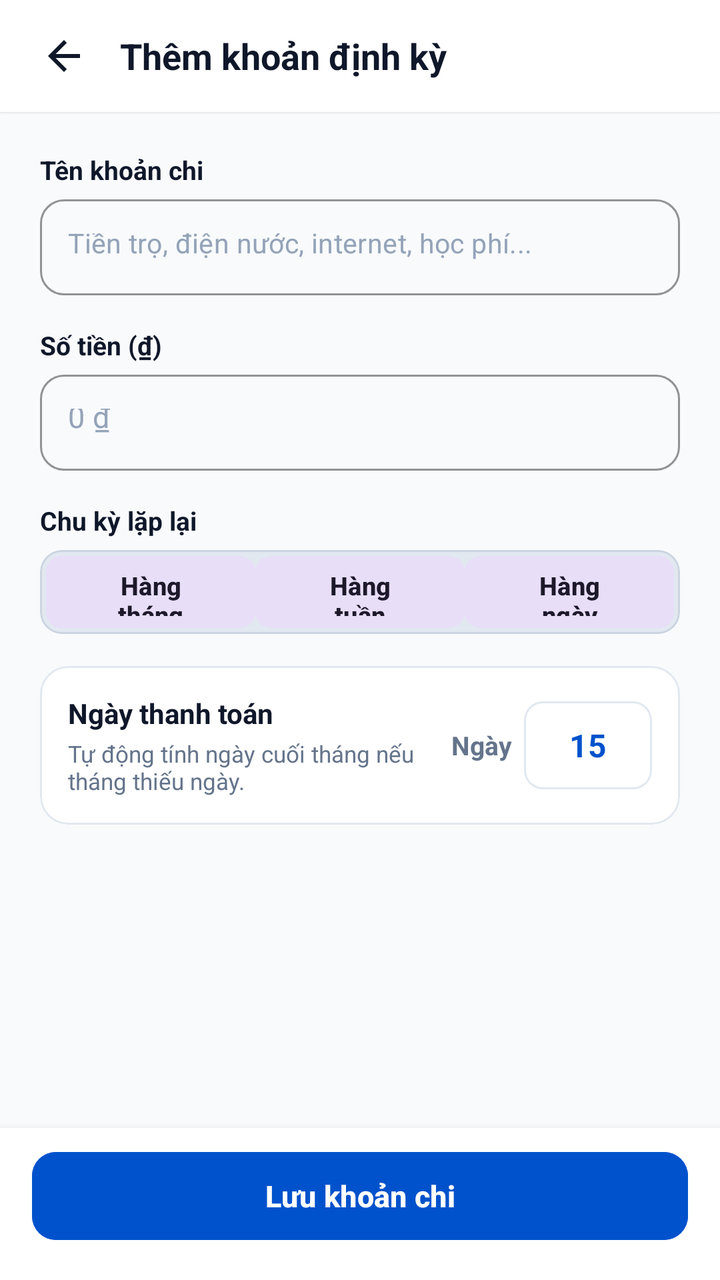
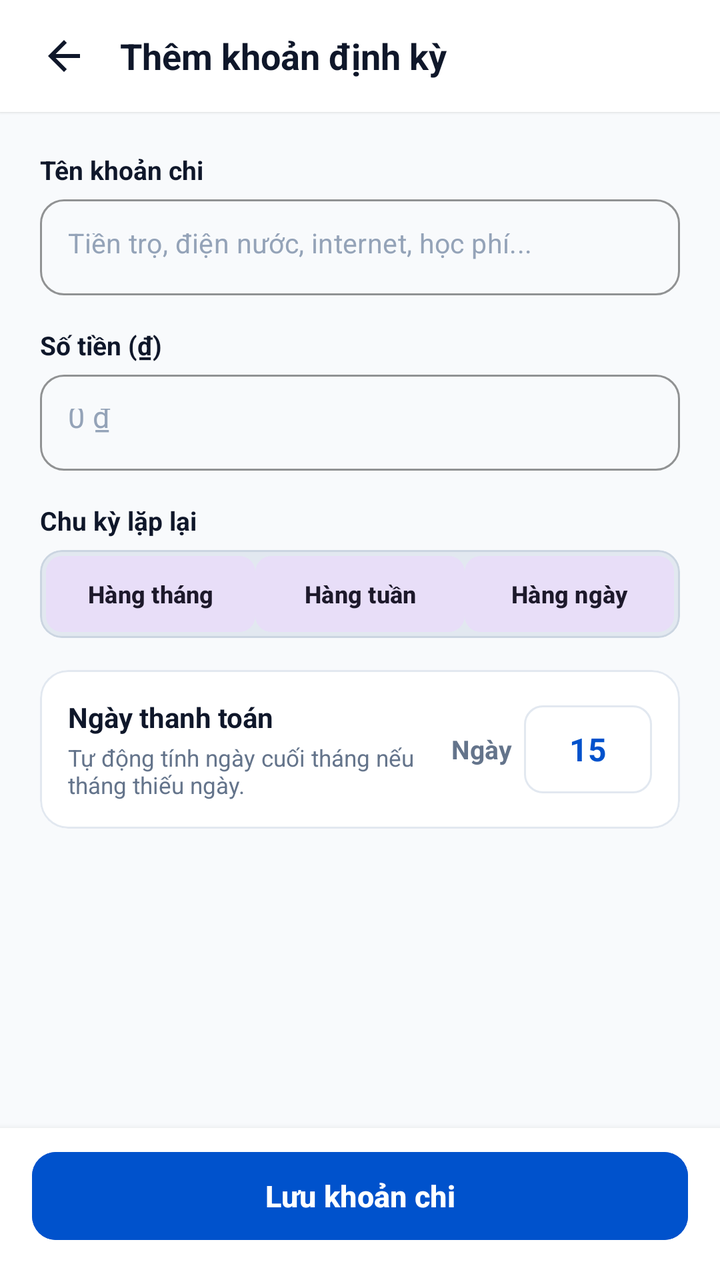

Before-and-after screenshots of an Android layout around one commit, followed by the original layout XML and the change that was made.
<!-- AndroidManifest.xml: application theme Theme.SharedFund -->
<!-- res/layout/fragment_create_recurring_rule.xml -->
<?xml version="1.0" encoding="utf-8"?>
<LinearLayout xmlns:android="http://schemas.android.com/apk/res/android"
    xmlns:app="http://schemas.android.com/apk/res-auto"
    android:layout_width="match_parent"
    android:layout_height="match_parent"
    android:background="@color/background"
    android:fitsSystemWindows="true"
    android:orientation="vertical">

    <LinearLayout
        android:id="@+id/layoutCreateRecurringTopBar"
        android:layout_width="match_parent"
        android:layout_height="56dp"
        android:background="@color/surface"
        android:elevation="1dp"
        android:gravity="center_vertical"
        android:orientation="horizontal"
        android:paddingStart="12dp"
        android:paddingEnd="16dp">

        <ImageButton
            android:id="@+id/btnCreateRecurringBack"
            android:layout_width="40dp"
            android:layout_height="40dp"
            android:background="?attr/selectableItemBackgroundBorderless"
            android:contentDescription="Quay lại"
            android:padding="8dp"
            android:src="@drawable/ic_arrow_back"
            app:tint="@color/text_primary" />

        <TextView
            android:id="@+id/tvCreateRecurringScreenTitle"
            android:layout_width="0dp"
            android:layout_height="wrap_content"
            android:layout_marginStart="8dp"
            android:layout_weight="1"
            android:text="Thêm khoản định kỳ"
            android:textColor="@color/text_primary"
            android:textSize="18sp"
            android:textStyle="bold" />
    </LinearLayout>

    <FrameLayout
        android:layout_width="match_parent"
        android:layout_height="0dp"
        android:layout_weight="1">

        <androidx.core.widget.NestedScrollView
            android:layout_width="match_parent"
            android:layout_height="match_parent"
            android:fillViewport="true"
            android:overScrollMode="never">

            <LinearLayout
                android:layout_width="match_parent"
                android:layout_height="wrap_content"
                android:orientation="vertical"
                android:paddingStart="20dp"
                android:paddingTop="20dp"
                android:paddingEnd="20dp"
                android:paddingBottom="24dp">

                <TextView
                    android:id="@+id/tvCreateRecurringScopeHint"
                    android:layout_width="wrap_content"
                    android:layout_height="wrap_content"
                    android:layout_marginBottom="16dp"
                    android:textColor="@color/text_secondary"
                    android:textSize="13sp"
                    android:visibility="gone" />

                <TextView
                    android:layout_width="wrap_content"
                    android:layout_height="wrap_content"
                    android:layout_marginBottom="6dp"
                    android:text="Tên khoản chi"
                    android:textColor="@color/text_primary"
                    android:textSize="13sp"
                    android:textStyle="bold" />

                <com.google.android.material.textfield.TextInputLayout
                    style="@style/Widget.MaterialComponents.TextInputLayout.OutlinedBox"
                    android:layout_width="match_parent"
                    android:layout_height="wrap_content"
                    app:boxCornerRadiusBottomEnd="12dp"
                    app:boxCornerRadiusBottomStart="12dp"
                    app:boxCornerRadiusTopEnd="12dp"
                    app:boxCornerRadiusTopStart="12dp"
                    app:boxStrokeColor="@color/primary"
                    app:hintEnabled="false">

                    <com.google.android.material.textfield.TextInputEditText
                        android:id="@+id/etRecurringTitle"
                        android:layout_width="match_parent"
                        android:layout_height="48dp"
                        android:hint="Tiền trọ, điện nước, internet, học phí..."
                        android:inputType="textCapSentences"
                        android:maxLines="1"
                        android:paddingStart="14dp"
                        android:paddingEnd="14dp"
                        android:textColor="@color/text_primary"
                        android:textColorHint="@color/text_tertiary"
                        android:textSize="13.5sp" />
                </com.google.android.material.textfield.TextInputLayout>

                <TextView
                    android:layout_width="wrap_content"
                    android:layout_height="wrap_content"
                    android:layout_marginTop="16dp"
                    android:layout_marginBottom="6dp"
                    android:text="Số tiền (₫)"
                    android:textColor="@color/text_primary"
                    android:textSize="13sp"
                    android:textStyle="bold" />

                <com.google.android.material.textfield.TextInputLayout
                    android:id="@+id/tilRecurringAmount"
                    style="@style/Widget.MaterialComponents.TextInputLayout.OutlinedBox"
                    android:layout_width="match_parent"
                    android:layout_height="wrap_content"
                    app:boxCornerRadiusBottomEnd="12dp"
                    app:boxCornerRadiusBottomStart="12dp"
                    app:boxCornerRadiusTopEnd="12dp"
                    app:boxCornerRadiusTopStart="12dp"
                    app:boxStrokeColor="@color/primary"
                    app:hintEnabled="false">

                    <com.google.android.material.textfield.TextInputEditText
                        android:id="@+id/etRecurringAmount"
                        android:layout_width="match_parent"
                        android:layout_height="48dp"
                        android:hint="0 ₫"
                        android:inputType="number"
                        android:maxLines="1"
                        android:paddingStart="14dp"
                        android:paddingEnd="14dp"
                        android:textColor="@color/text_primary"
                        android:textColorHint="@color/text_tertiary"
                        android:textSize="15sp" />
                </com.google.android.material.textfield.TextInputLayout>

                <TextView
                    android:layout_width="wrap_content"
                    android:layout_height="wrap_content"
                    android:layout_marginTop="16dp"
                    android:layout_marginBottom="6dp"
                    android:text="Chu kỳ lặp lại"
                    android:textColor="@color/text_primary"
                    android:textSize="13sp"
                    android:textStyle="bold" />

                <com.google.android.material.card.MaterialCardView
                    android:id="@+id/cardSegmentFrequency"
                    android:layout_width="match_parent"
                    android:layout_height="42dp"
                    app:cardBackgroundColor="@color/segment_track"
                    app:cardCornerRadius="11dp"
                    app:cardElevation="0dp"
                    app:strokeColor="@color/segment_track_border"
                    app:strokeWidth="1dp">

                    <LinearLayout
                        android:layout_width="match_parent"
                        android:layout_height="match_parent"
                        android:orientation="horizontal"
                        android:padding="3dp">

                        <com.google.android.material.button.MaterialButton
                            android:id="@+id/btnFreqMonthly"
                            style="@style/Widget.Material3.Button.TonalButton"
                            android:layout_width="0dp"
                            android:layout_height="match_parent"
                            android:layout_weight="1"
                            android:insetTop="0dp"
                            android:insetBottom="0dp"
                            android:text="Hàng tháng"
                            android:textSize="12.5sp"
                            android:textStyle="bold"
                            app:cornerRadius="8dp" />

                        <com.google.android.material.button.MaterialButton
                            android:id="@+id/btnFreqWeekly"
                            style="@style/Widget.Material3.Button.TonalButton"
                            android:layout_width="0dp"
                            android:layout_height="match_parent"
                            android:layout_weight="1"
                            android:insetTop="0dp"
                            android:insetBottom="0dp"
                            android:text="Hàng tuần"
                            android:textSize="12.5sp"
                            android:textStyle="bold"
                            app:cornerRadius="8dp" />

                        <com.google.android.material.button.MaterialButton
                            android:id="@+id/btnFreqDaily"
                            style="@style/Widget.Material3.Button.TonalButton"
                            android:layout_width="0dp"
                            android:layout_height="match_parent"
                            android:layout_weight="1"
                            android:insetTop="0dp"
                            android:insetBottom="0dp"
                            android:text="Hàng ngày"
                            android:textSize="12.5sp"
                            android:textStyle="bold"
                            app:cornerRadius="8dp" />
                    </LinearLayout>
                </com.google.android.material.card.MaterialCardView>

                <com.google.android.material.card.MaterialCardView
                    android:id="@+id/layoutMonthlyDayPicker"
                    android:layout_width="match_parent"
                    android:layout_height="wrap_content"
                    android:layout_marginTop="16dp"
                    app:cardBackgroundColor="@color/surface"
                    app:cardCornerRadius="14dp"
                    app:cardElevation="0dp"
                    app:strokeColor="@color/border"
                    app:strokeWidth="1dp">

                    <LinearLayout
                        android:layout_width="match_parent"
                        android:layout_height="wrap_content"
                        android:gravity="center_vertical"
                        android:orientation="horizontal"
                        android:padding="14dp">

                        <LinearLayout
                            android:layout_width="0dp"
                            android:layout_height="wrap_content"
                            android:layout_weight="1"
                            android:orientation="vertical">

                            <TextView
                                android:layout_width="wrap_content"
                                android:layout_height="wrap_content"
                                android:text="Ngày thanh toán"
                                android:textColor="@color/text_primary"
                                android:textSize="14sp"
                                android:textStyle="bold" />

                            <TextView
                                android:layout_width="wrap_content"
                                android:layout_height="wrap_content"
                                android:layout_marginTop="3dp"
                                android:text="Tự động tính ngày cuối tháng nếu tháng thiếu ngày."
                                android:textColor="@color/text_secondary"
                                android:textSize="11.5sp" />
                        </LinearLayout>

                        <LinearLayout
                            android:layout_width="wrap_content"
                            android:layout_height="wrap_content"
                            android:layout_marginStart="10dp"
                            android:gravity="center_vertical"
                            android:orientation="horizontal">

                            <TextView
                                android:layout_width="wrap_content"
                                android:layout_height="wrap_content"
                                android:layout_marginEnd="6dp"
                                android:text="Ngày"
                                android:textColor="@color/text_secondary"
                                android:textSize="13sp"
                                android:textStyle="bold" />

                            <com.google.android.material.textfield.TextInputEditText
                                android:id="@+id/etRecurringDay"
                                android:layout_width="64dp"
                                android:layout_height="44dp"
                                android:background="@drawable/bg_segment_tab_glass"
                                android:gravity="center"
                                android:inputType="number"
                                android:maxLength="2"
                                android:maxLines="1"
                                android:text="15"
                                android:textColor="@color/primary"
                                android:textSize="16sp"
                                android:textStyle="bold" />
                        </LinearLayout>
                    </LinearLayout>
                </com.google.android.material.card.MaterialCardView>

                <LinearLayout
                    android:id="@+id/layoutWeeklyDayPicker"
                    android:layout_width="match_parent"
                    android:layout_height="wrap_content"
                    android:layout_marginTop="16dp"
                    android:orientation="vertical"
                    android:visibility="gone">

                    <TextView
                        android:layout_width="wrap_content"
                        android:layout_height="wrap_content"
                        android:layout_marginBottom="6dp"
                        android:text="Ngày thanh toán hàng tuần"
                        android:textColor="@color/text_primary"
                        android:textSize="13sp"
                        android:textStyle="bold" />

                    <LinearLayout
                        android:layout_width="match_parent"
                        android:layout_height="wrap_content"
                        android:orientation="horizontal">

                        <com.google.android.material.button.MaterialButton
                            android:id="@+id/btnDayMon"
                            style="@style/Widget.Material3.Button.TonalButton"
                            android:layout_width="0dp"
                            android:layout_height="36dp"
                            android:layout_weight="1"
                            android:insetTop="0dp"
                            android:insetBottom="0dp"
                            android:paddingStart="0dp"
                            android:paddingEnd="0dp"
                            android:tag="2"
                            android:text="T2"
                            android:textSize="11.5sp"
                            android:textStyle="bold"
                            app:cornerRadius="8dp" />

                        <com.google.android.material.button.MaterialButton
                            android:id="@+id/btnDayTue"
                            style="@style/Widget.Material3.Button.TonalButton"
                            android:layout_width="0dp"
                            android:layout_height="36dp"
                            android:layout_marginStart="4dp"
                            android:layout_weight="1"
                            android:insetTop="0dp"
                            android:insetBottom="0dp"
                            android:paddingStart="0dp"
                            android:paddingEnd="0dp"
                            android:tag="3"
                            android:text="T3"
                            android:textSize="11.5sp"
                            android:textStyle="bold"
                            app:cornerRadius="8dp" />

                        <com.google.android.material.button.MaterialButton
                            android:id="@+id/btnDayWed"
                            style="@style/Widget.Material3.Button.TonalButton"
                            android:layout_width="0dp"
                            android:layout_height="36dp"
                            android:layout_marginStart="4dp"
                            android:layout_weight="1"
                            android:insetTop="0dp"
                            android:insetBottom="0dp"
                            android:paddingStart="0dp"
                            android:paddingEnd="0dp"
                            android:tag="4"
                            android:text="T4"
                            android:textSize="11.5sp"
                            android:textStyle="bold"
                            app:cornerRadius="8dp" />

                        <com.google.android.material.button.MaterialButton
                            android:id="@+id/btnDayThu"
                            style="@style/Widget.Material3.Button.TonalButton"
                            android:layout_width="0dp"
                            android:layout_height="36dp"
                            android:layout_marginStart="4dp"
                            android:layout_weight="1"
                            android:insetTop="0dp"
                            android:insetBottom="0dp"
                            android:paddingStart="0dp"
                            android:paddingEnd="0dp"
                            android:tag="5"
                            android:text="T5"
                            android:textSize="11.5sp"
                            android:textStyle="bold"
                            app:cornerRadius="8dp" />

                        <com.google.android.material.button.MaterialButton
                            android:id="@+id/btnDayFri"
                            style="@style/Widget.Material3.Button.TonalButton"
                            android:layout_width="0dp"
                            android:layout_height="36dp"
                            android:layout_marginStart="4dp"
                            android:layout_weight="1"
                            android:insetTop="0dp"
                            android:insetBottom="0dp"
                            android:paddingStart="0dp"
                            android:paddingEnd="0dp"
                            android:tag="6"
                            android:text="T6"
                            android:textSize="11.5sp"
                            android:textStyle="bold"
                            app:cornerRadius="8dp" />

                        <com.google.android.material.button.MaterialButton
                            android:id="@+id/btnDaySat"
                            style="@style/Widget.Material3.Button.TonalButton"
                            android:layout_width="0dp"
                            android:layout_height="36dp"
                            android:layout_marginStart="4dp"
                            android:layout_weight="1"
                            android:insetTop="0dp"
                            android:insetBottom="0dp"
                            android:paddingStart="0dp"
                            android:paddingEnd="0dp"
                            android:tag="7"
                            android:text="T7"
                            android:textSize="11.5sp"
                            android:textStyle="bold"
                            app:cornerRadius="8dp" />

                        <com.google.android.material.button.MaterialButton
                            android:id="@+id/btnDaySun"
                            style="@style/Widget.Material3.Button.TonalButton"
                            android:layout_width="0dp"
                            android:layout_height="36dp"
                            android:layout_marginStart="4dp"
                            android:layout_weight="1"
                            android:insetTop="0dp"
                            android:insetBottom="0dp"
                            android:paddingStart="0dp"
                            android:paddingEnd="0dp"
                            android:tag="1"
                            android:text="CN"
                            android:textSize="11.5sp"
                            android:textStyle="bold"
                            app:cornerRadius="8dp" />
                    </LinearLayout>
                </LinearLayout>

            </LinearLayout>
        </androidx.core.widget.NestedScrollView>
    </FrameLayout>

    <LinearLayout
        android:id="@+id/layoutBottomActionDock"
        android:layout_width="match_parent"
        android:layout_height="wrap_content"
        android:background="@color/surface"
        android:elevation="6dp"
        android:orientation="vertical"
        android:paddingStart="16dp"
        android:paddingTop="8dp"
        android:paddingEnd="16dp"
        android:paddingBottom="16dp">

        <LinearLayout
            android:id="@+id/layoutQuickAmountBar"
            android:layout_width="match_parent"
            android:layout_height="wrap_content"
            android:layout_marginBottom="10dp"
            android:orientation="horizontal"
            android:visibility="gone">

            <com.google.android.material.button.MaterialButton
                android:id="@+id/btnQuick50k"
                style="@style/Widget.Material3.Button.TonalButton"
                android:layout_width="0dp"
                android:layout_height="38dp"
                android:layout_marginEnd="3dp"
                android:layout_weight="1"
                android:backgroundTint="@color/accent_blue_light"
                android:ellipsize="none"
                android:insetLeft="0dp"
                android:insetTop="0dp"
                android:insetRight="0dp"
                android:insetBottom="0dp"
                android:maxLines="1"
                android:paddingStart="0dp"
                android:paddingEnd="0dp"
                android:singleLine="true"
                android:text="50.000"
                android:textColor="@color/primary"
                android:textSize="12sp"
                android:textStyle="bold"
                app:cornerRadius="8dp" />

            <com.google.android.material.button.MaterialButton
                android:id="@+id/btnQuick100k"
                style="@style/Widget.Material3.Button.TonalButton"
                android:layout_width="0dp"
                android:layout_height="38dp"
                android:layout_marginStart="2dp"
                android:layout_marginEnd="2dp"
                android:layout_weight="1"
                android:backgroundTint="@color/accent_blue_light"
                android:ellipsize="none"
                android:insetLeft="0dp"
                android:insetTop="0dp"
                android:insetRight="0dp"
                android:insetBottom="0dp"
                android:maxLines="1"
                android:paddingStart="0dp"
                android:paddingEnd="0dp"
                android:singleLine="true"
                android:text="100.000"
                android:textColor="@color/primary"
                android:textSize="12sp"
                android:textStyle="bold"
                app:cornerRadius="8dp" />

            <com.google.android.material.button.MaterialButton
                android:id="@+id/btnQuick500k"
                style="@style/Widget.Material3.Button.TonalButton"
                android:layout_width="0dp"
                android:layout_height="38dp"
                android:layout_marginStart="2dp"
                android:layout_marginEnd="2dp"
                android:layout_weight="1"
                android:backgroundTint="@color/accent_blue_light"
                android:ellipsize="none"
                android:insetLeft="0dp"
                android:insetTop="0dp"
                android:insetRight="0dp"
                android:insetBottom="0dp"
                android:maxLines="1"
                android:paddingStart="0dp"
                android:paddingEnd="0dp"
                android:singleLine="true"
                android:text="500.000"
                android:textColor="@color/primary"
                android:textSize="12sp"
                android:textStyle="bold"
                app:cornerRadius="8dp" />

            <com.google.android.material.button.MaterialButton
                android:id="@+id/btnQuick1m"
                style="@style/Widget.Material3.Button.TonalButton"
                android:layout_width="0dp"
                android:layout_height="38dp"
                android:layout_marginStart="3dp"
                android:layout_weight="1"
                android:backgroundTint="@color/accent_blue_light"
                android:ellipsize="none"
                android:insetLeft="0dp"
                android:insetTop="0dp"
                android:insetRight="0dp"
                android:insetBottom="0dp"
                android:maxLines="1"
                android:paddingStart="0dp"
                android:paddingEnd="0dp"
                android:singleLine="true"
                android:text="1.000.000"
                android:textColor="@color/primary"
                android:textSize="12sp"
                android:textStyle="bold"
                app:cornerRadius="8dp" />
        </LinearLayout>

        <com.google.android.material.button.MaterialButton
            android:id="@+id/btnSubmitRecurringRule"
            android:layout_width="match_parent"
            android:layout_height="52dp"
            android:backgroundTint="@color/primary"
            android:text="Lưu khoản chi"
            android:textColor="@color/white"
            android:textSize="15sp"
            android:textStyle="bold"
            app:cornerRadius="12dp" />
    </LinearLayout>
</LinearLayout>
<!-- resources referenced by this layout -->
<resources>
  <color name="accent_blue_light">#EBF3FF</color>
  <color name="background">#F8FAFC</color>
  <color name="border">#E2E8F0</color>
  <color name="primary">#0052CC</color>
  <color name="segment_track">#E2E8F0</color>
  <color name="segment_track_border">#CBD5E1</color>
  <color name="surface">#FFFFFF</color>
  <color name="text_primary">#0F172A</color>
  <color name="text_secondary">#64748B</color>
  <color name="text_tertiary">#94A3B8</color>
  <color name="white">#FFFFFFFF</color>
  <!-- drawable bg_segment_tab_glass (drawable) -->
  <?xml version="1.0" encoding="utf-8"?>
  <shape xmlns:android="http://schemas.android.com/apk/res/android"
      android:shape="rectangle">
      <corners android:radius="9dp" />
      <solid android:color="@color/surface" />
      <stroke
          android:width="1dp"
          android:color="@color/border" />
  </shape>
  <!-- drawable ic_arrow_back (drawable) -->
  <vector xmlns:android="http://schemas.android.com/apk/res/android"
      android:width="24dp"
      android:height="24dp"
      android:viewportWidth="24"
      android:viewportHeight="24"
      android:tint="?attr/colorControlNormal">
      <path
          android:fillColor="@android:color/white"
          android:pathData="M20,11H7.83l5.59,-5.59L12,4l-8,8 8,8 1.41,-1.41L7.83,13H20v-2z"/>
  </vector>
  <style name="Theme.SharedFund" parent="Base.Theme.SharedFund" />
  <style name="Base.Theme.SharedFund" parent="Theme.Material3.Light.NoActionBar">
  
          <item name="colorPrimary">@color/primary</item>
  
          <item name="colorPrimaryDark">@color/primary_dark</item>
  
          <item name="colorSecondary">@color/accent_income</item>
  
          <item name="android:statusBarColor">@color/surface</item>
  
          <item name="android:windowLightStatusBar">true</item>
  
          <item name="android:windowBackground">@color/background</item>
  
          <item name="colorSurface">@color/surface</item>
  
          <item name="colorOnSurface">@color/text_primary</item>
  
          <item name="android:textColorPrimary">@color/text_primary</item>
  
          <item name="android:textColorSecondary">@color/text_secondary</item>
  
          <item name="android:textColorHint">@color/text_secondary</item>
  
          <item name="editTextColor">@color/text_primary</item>
  
      </style>
  <color name="primary_dark">#003D99</color>
  <color name="accent_income">#10B981</color>
</resources>

<!-- the commit's change to res/layout/fragment_create_recurring_rule.xml (unified diff, before → after) -->
@@ -152,7 +152,7 @@
                 <com.google.android.material.card.MaterialCardView
                     android:id="@+id/cardSegmentFrequency"
                     android:layout_width="match_parent"
-                    android:layout_height="42dp"
+                    android:layout_height="44dp"
                     app:cardBackgroundColor="@color/segment_track"
                     app:cardCornerRadius="11dp"
                     app:cardElevation="0dp"
@@ -173,9 +173,13 @@
                             android:layout_weight="1"
                             android:insetTop="0dp"
                             android:insetBottom="0dp"
+                            android:minWidth="0dp"
+                            android:paddingStart="2dp"
+                            android:paddingEnd="2dp"
                             android:text="Hàng tháng"
-                            android:textSize="12.5sp"
-                            android:textStyle="bold"
+                            android:textSize="12sp"
+                            android:textStyle="bold"
+                            android:maxLines="1"
                             app:cornerRadius="8dp" />
 
                         <com.google.android.material.button.MaterialButton
@@ -186,9 +190,13 @@
                             android:layout_weight="1"
                             android:insetTop="0dp"
                             android:insetBottom="0dp"
+                            android:minWidth="0dp"
+                            android:paddingStart="2dp"
+                            android:paddingEnd="2dp"
                             android:text="Hàng tuần"
-                            android:textSize="12.5sp"
-                            android:textStyle="bold"
+                            android:textSize="12sp"
+                            android:textStyle="bold"
+                            android:maxLines="1"
                             app:cornerRadius="8dp" />
 
                         <com.google.android.material.button.MaterialButton
@@ -199,9 +207,13 @@
                             android:layout_weight="1"
                             android:insetTop="0dp"
                             android:insetBottom="0dp"
+                            android:minWidth="0dp"
+                            android:paddingStart="2dp"
+                            android:paddingEnd="2dp"
                             android:text="Hàng ngày"
-                            android:textSize="12.5sp"
-                            android:textStyle="bold"
+                            android:textSize="12sp"
+                            android:textStyle="bold"
+                            android:maxLines="1"
                             app:cornerRadius="8dp" />
                     </LinearLayout>
                 </com.google.android.material.card.MaterialCardView>
